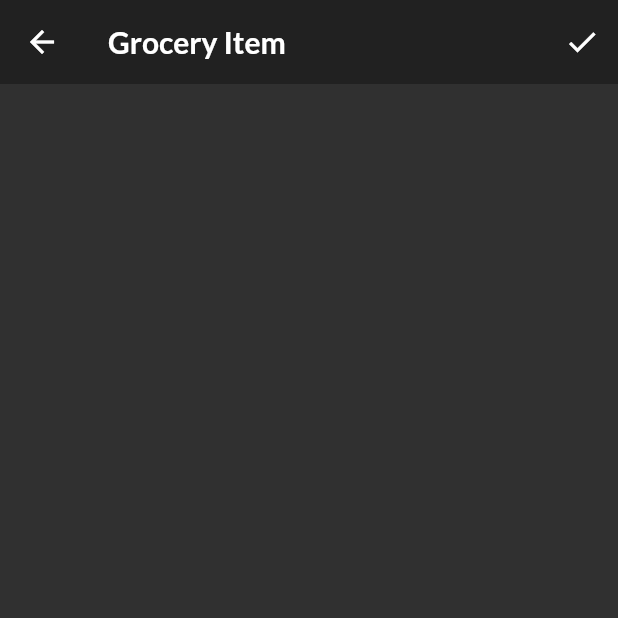
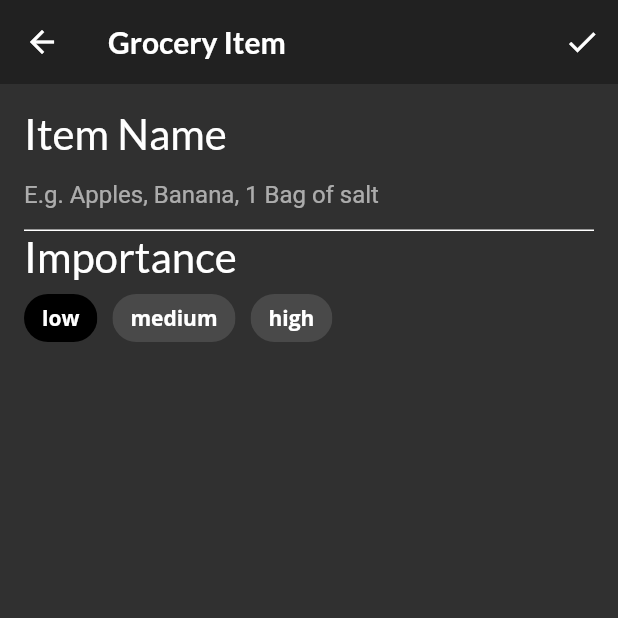
Before and after one commit to AlexandraDamaschin/FooderlichApp, a Flutter app: the screen it shows after launch, item 3 of the bottom bar chosen, after a tap on the "add" icon, on a phone screen of 412 x 824 dp, the top half of it. Run offline on Flutter 3.47's test engine with Material 2 defaults, Android fonts, the phone set to English and light mode, and no system bars; our stand-ins replace flutter_colorpicker, google_fonts.

Commit message:
Add importance chip

```diff
--- a/lib/screens/grocery_item_screen.dart
+++ b/lib/screens/grocery_item_screen.dart
@@ -83,8 +83,8 @@ class _GroceryItemScreenState extends State<GroceryItemScreen> {
         padding: const EdgeInsets.all(16.0),
         child: ListView(
           children: [
-            // TODO 13: Add name TextField
-            // TODO 14: Add Importance selection
+            buildNameField(),
+            buildImportanceField(),
             // TODO 15: Add date picker
             // TODO 16: Add time picker
             // TODO 17: Add color picker
@@ -96,9 +96,88 @@ class _GroceryItemScreenState extends State<GroceryItemScreen> {
     );
   }
 
-  // TODO: Add buildNameField()
+  Widget buildNameField() {
+    return Column(
+      crossAxisAlignment: CrossAxisAlignment.start,
+      children: [
+        Text(
+          'Item Name',
+          style: GoogleFonts.lato(fontSize: 28.0),
+        ),
+        TextField(
+            controller: nameController,
+            cursorColor: color,
+            decoration: InputDecoration(
+              hintText: 'E.g. Apples, Banana, 1 Bag of salt',
+              enabledBorder: const UnderlineInputBorder(
+                borderSide: BorderSide(color: Colors.white),
+              ),
+              focusedBorder: UnderlineInputBorder(
+                borderSide: BorderSide(color: color),
+              ),
+              border: UnderlineInputBorder(
+                borderSide: BorderSide(color: color),
+              ),
+            ))
+      ],
+    );
+  }
 
-  // TODO: Add buildImportanceField()
+  Widget buildImportanceField() {
+    return Column(
+      crossAxisAlignment: CrossAxisAlignment.start,
+      children: [
+        Text(
+          'Importance',
+          style: GoogleFonts.lato(fontSize: 28.0),
+        ),
+        Wrap(
+          spacing: 10.0,
+          children: [
+            ChoiceChip(
+              selectedColor: Colors.black,
+              label: const Text(
+                'low',
+                style: TextStyle(color: Colors.white),
+              ),
+              selected: importance == Importance.low,
+              onSelected: (selected) {
+                setState(() {
+                  importance = Importance.low;
+                });
+              },
+            ),
+            ChoiceChip(
+              selectedColor: Colors.black,
+              label: const Text(
+                'medium',
+                style: TextStyle(color: Colors.white),
+              ),
+              selected: importance == Importance.medium,
+              onSelected: (selected) {
+                setState(() {
+                  importance = Importance.medium;
+                });
+              },
+            ),
+            ChoiceChip(
+              selectedColor: Colors.black,
+              label: const Text(
+                'high',
+                style: TextStyle(color: Colors.white),
+              ),
+              selected: importance == Importance.high,
+              onSelected: (selected) {
+                setState(() {
+                  importance = Importance.high;
+                });
+              },
+            )
+          ],
+        )
+      ],
+    );
+  }
 
   // TODO: ADD buildDateField()
 
```
